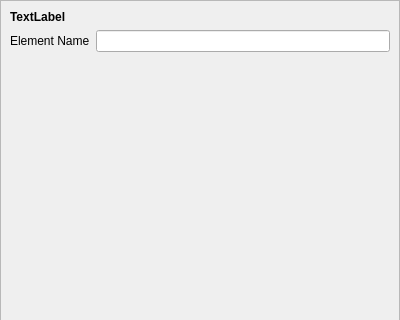
Above: frame/propertieswidget.ui from vicr123/theFrame before the change; both pictures show x 0 to 400 and y 0 to 320 of the 400 by 500 pixel window. Below: the same form after it.
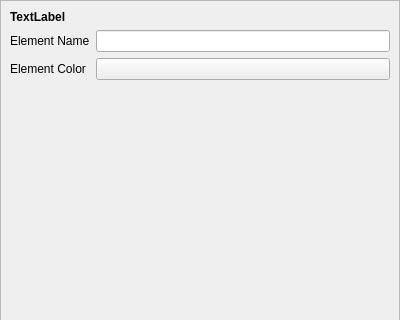
That is the form after the change. The open tabs and pages were chosen to show the change.

Commit message: Colour and line widths

```diff
--- a/frame/propertieswidget.ui
+++ b/frame/propertieswidget.ui
@@ -488,8 +488,8 @@
            <rect>
             <x>0</x>
             <y>0</y>
-            <width>127</width>
-            <height>66</height>
+            <width>398</width>
+            <height>498</height>
            </rect>
           </property>
           <layout class="QVBoxLayout" name="verticalLayout_9">
@@ -551,6 +551,20 @@
                </property>
               </widget>
              </item>
+             <item row="2" column="0">
+              <widget class="QLabel" name="label_11">
+               <property name="text">
+                <string>Element Color</string>
+               </property>
+              </widget>
+             </item>
+             <item row="2" column="1">
+              <widget class="QPushButton" name="elementColorButton">
+               <property name="text">
+                <string/>
+               </property>
+              </widget>
+             </item>
             </layout>
            </item>
            <item>
```
Left out of the diff: 12 changed lines with no effect on the pictures. The commit also changes 363 other files.
